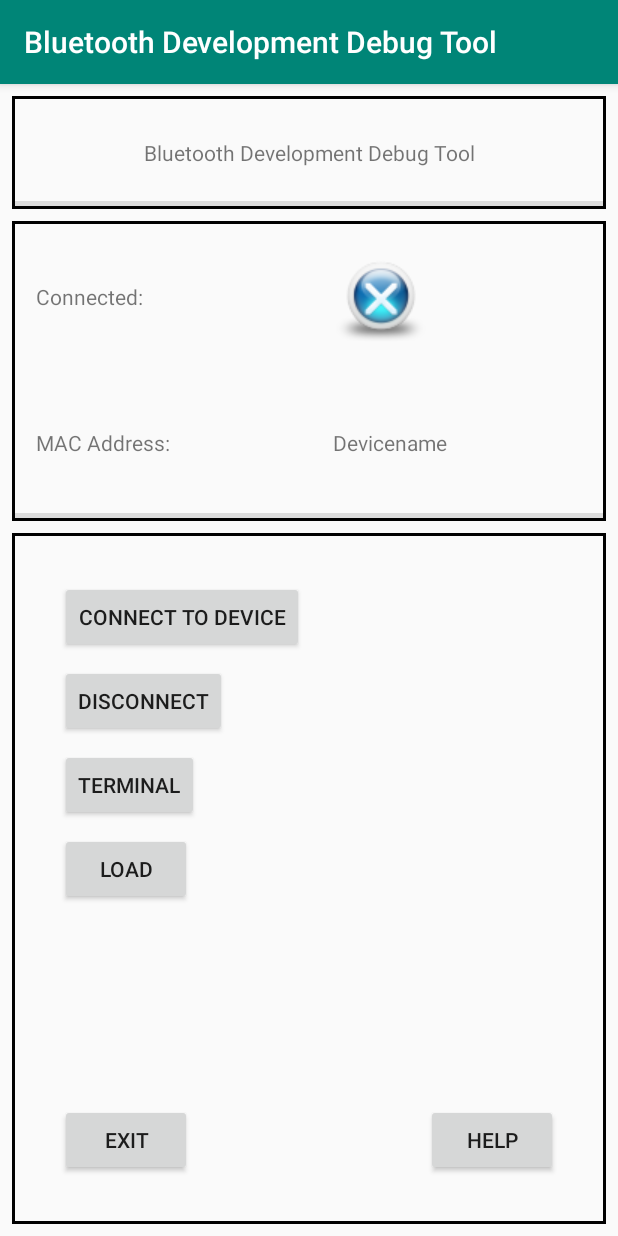
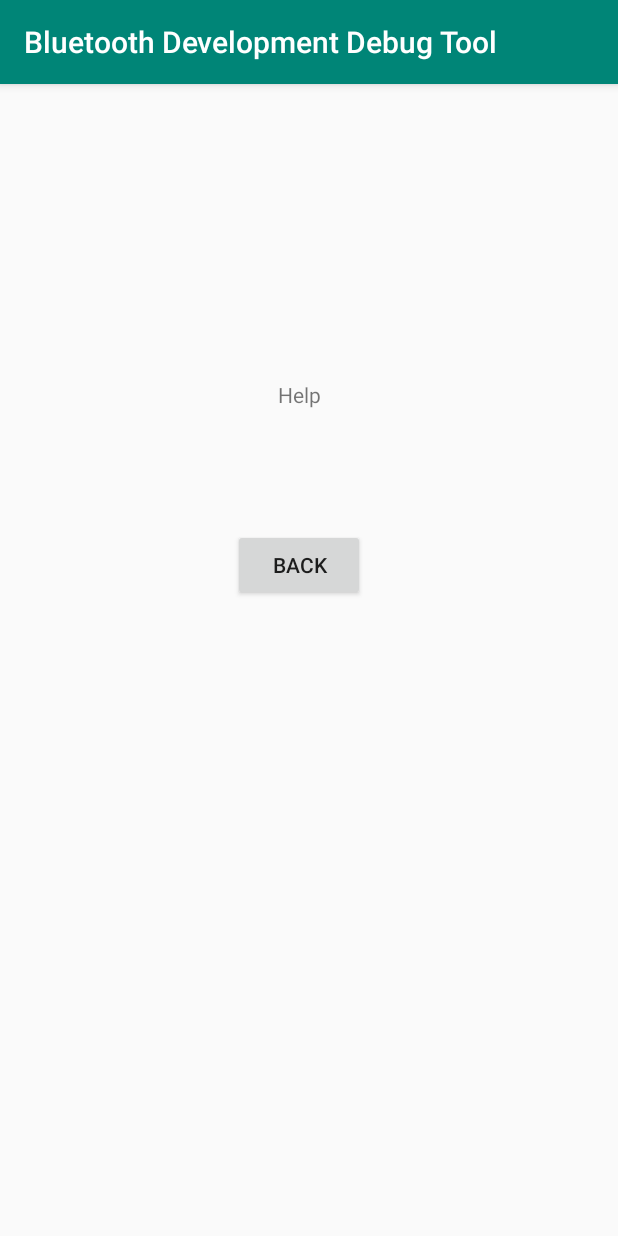
Before and after one commit to Tokelu/Bluetooth-Development-Debug-Tool, an Android app: the screen it shows after launch (MainActivity), after a tap on "HELP", on a phone screen of 412 x 824 dp. Run offline under Robolectric (Android 15) with nearby library versions, the phone set to English and light mode, and no system bars; 1 statement that could not run was skipped.

Commit message:
Added Help fragment, and it's a FRÆKment

```diff
--- /dev/null
+++ b/app/src/main/java/da/au_grp21/bluetoothdevelopmentdebugtool/Fragment/FragmentHelp.java
@@ -0,0 +1,106 @@
+package da.au_grp21.bluetoothdevelopmentdebugtool.Fragment;
+
+import android.content.Context;
+import android.net.Uri;
+import android.os.Bundle;
+
+import androidx.annotation.Nullable;
+import androidx.fragment.app.Fragment;
+import androidx.lifecycle.Observer;
+import androidx.lifecycle.ViewModelProviders;
+import androidx.navigation.Navigation;
+
+import android.view.LayoutInflater;
+import android.view.View;
+import android.view.ViewGroup;
+import android.widget.Button;
+
+import da.au_grp21.bluetoothdevelopmentdebugtool.Device.Device;
+import da.au_grp21.bluetoothdevelopmentdebugtool.R;
+import da.au_grp21.bluetoothdevelopmentdebugtool.ViewModel.MyViewModel;
+
+/**
+ * A simple {@link Fragment} subclass.
+ * Activities that contain this fragment must implement the
+ * Use the {@link FragmentHelp#newInstance} factory method to
+ * create an instance of this fragment.
+ */
+public class FragmentHelp extends Fragment {
+    // TODO: Rename parameter arguments, choose names that match
+    // the fragment initialization parameters, e.g. ARG_ITEM_NUMBER
+    private static final String ARG_PARAM1 = "param1";
+    private static final String ARG_PARAM2 = "param2";
+
+    // TODO: Rename and change types of parameters
+    private String mParam1;
+    private String mParam2;
+
+    Button helpBackBnt;
+    private MyViewModel vm;
+
+    public FragmentHelp() {
+        // Required empty public constructor
+    }
+
+    /**
+     * Use this factory method to create a new instance of
+     * this fragment using the provided parameters.
+     *
+     * @param param1 Parameter 1.
+     * @param param2 Parameter 2.
+     * @return A new instance of fragment FragmentHelp.
+     */
+    // TODO: Rename and change types and number of parameters
+    public static FragmentHelp newInstance(String param1, String param2) {
+        FragmentHelp fragment = new FragmentHelp();
+        Bundle args = new Bundle();
+        args.putString(ARG_PARAM1, param1);
+        args.putString(ARG_PARAM2, param2);
+        fragment.setArguments(args);
+        return fragment;
+    }
+
+    @Override
+    public void onCreate(Bundle savedInstanceState) {
+        super.onCreate(savedInstanceState);
+        if (getArguments() != null) {
+            mParam1 = getArguments().getString(ARG_PARAM1);
+            mParam2 = getArguments().getString(ARG_PARAM2);
+        }
+    }
+
+    @Override
+    public View onCreateView(LayoutInflater inflater, ViewGroup container,
+                             Bundle savedInstanceState) {
+        // Inflate the layout for this fragment
+        View v = inflater.inflate(R.layout.fragment_help, container, false);
+        helpBackBnt = v.findViewById(R.id.helpButtonBack);
+        helpBackBnt.setOnClickListener(new View.OnClickListener() {
+            @Override
+            public void onClick(View v) {
+                Navigation.findNavController(v).navigate(R.id.fragmentMain);
+            }
+        });
+
+        return v;
+    }
+
+
+    public void onActivityCreated(@Nullable Bundle savedInstanceState) {
+        super.onActivityCreated(savedInstanceState);
+        vm = ViewModelProviders.of(getActivity()).get(MyViewModel.class);
+        vm.getDevice().observe(this, new Observer<Device>() {
+            @Override
+            public void onChanged(Device device) {
+            }
+        });
+    }
+
+    @Override
+    public void onDetach() {
+        super.onDetach();
+
+    }
+
+
+}
--- a/app/src/main/java/da/au_grp21/bluetoothdevelopmentdebugtool/Fragment/FragmentMain.java
+++ b/app/src/main/java/da/au_grp21/bluetoothdevelopmentdebugtool/Fragment/FragmentMain.java
@@ -123,7 +123,7 @@ public class FragmentMain extends Fragment {
             @Override
             public void onClick(View v) {
                 // TODO: how do we make the help thingy?
-                vm.help();
+                Navigation.findNavController(v).navigate(R.id.fragmentHelp);
 
             }
         });
--- /dev/null
+++ b/app/src/main/res/layout/fragment_help.xml
@@ -0,0 +1,36 @@
+<?xml version="1.0" encoding="utf-8"?>
+<FrameLayout xmlns:android="http://schemas.android.com/apk/res/android"
+    xmlns:app="http://schemas.android.com/apk/res-auto"
+    xmlns:tools="http://schemas.android.com/tools"
+    android:layout_width="match_parent"
+    android:layout_height="match_parent"
+    tools:context=".Fragment.FragmentHelp">
+
+    <androidx.constraintlayout.widget.ConstraintLayout
+        android:layout_width="399dp"
+        android:layout_height="413dp">
+
+
+        <TextView
+            android:id="@+id/HelpTxt"
+            android:layout_width="wrap_content"
+            android:layout_height="wrap_content"
+            android:text="@string/Help"
+            app:layout_constraintBottom_toBottomOf="parent"
+            app:layout_constraintEnd_toEndOf="parent"
+            app:layout_constraintStart_toStartOf="parent"
+            app:layout_constraintTop_toTopOf="parent" />
+
+        <Button
+            android:id="@+id/helpButtonBack"
+            android:layout_width="wrap_content"
+            android:layout_height="wrap_content"
+            android:layout_marginStart="112dp"
+            android:layout_marginTop="80dp"
+            android:text="@string/buttonBack"
+            app:layout_constraintEnd_toEndOf="parent"
+            app:layout_constraintHorizontal_bias="0.216"
+            app:layout_constraintStart_toStartOf="parent"
+            app:layout_constraintTop_toBottomOf="@+id/HelpTxt" />
+    </androidx.constraintlayout.widget.ConstraintLayout>
+</FrameLayout>
--- a/app/src/main/res/navigation/navigation_graph.xml
+++ b/app/src/main/res/navigation/navigation_graph.xml
@@ -28,6 +28,9 @@
         <action
             android:id="@+id/action_fragmentMain_to_fragmentLoad"
             app:destination="@id/fragmentLoad" />
+        <action
+            android:id="@+id/action_fragmentMain_to_fragmentHelp"
+            app:destination="@id/fragmentHelp" />
     </fragment>
     <fragment
         android:id="@+id/fragmentTerminalScr"
@@ -53,4 +56,9 @@
         android:name="da.au_grp21.bluetoothdevelopmentdebugtool.Fragment.FragmentNotSaved"
         android:label="fragment_not_saved_fragment"
         tools:layout="@layout/fragment_not_saved_fragment" />
+    <fragment
+        android:id="@+id/fragmentHelp"
+        android:name="da.au_grp21.bluetoothdevelopmentdebugtool.Fragment.FragmentHelp"
+        android:label="fragment_help"
+        tools:layout="@layout/fragment_help" />
 </navigation>
--- a/app/src/main/res/values/strings.xml
+++ b/app/src/main/res/values/strings.xml
@@ -45,6 +45,9 @@
     <!-- Textboxes call-->
     <!-- pop up view-->
     <string name="notSavedDataFromTer"> You are about to return to the main window without saving. Are you sure you want this? Check OK to confirm you don't want to save the data The data will not be saved </string>
+    <!-- Help view-->
+    <string name="Help">Help</string>
+    <string name="HelpTxt">Help</string>
 
     <!-- Button call-->
 
```
Also changed, not shown: 1 other file.
